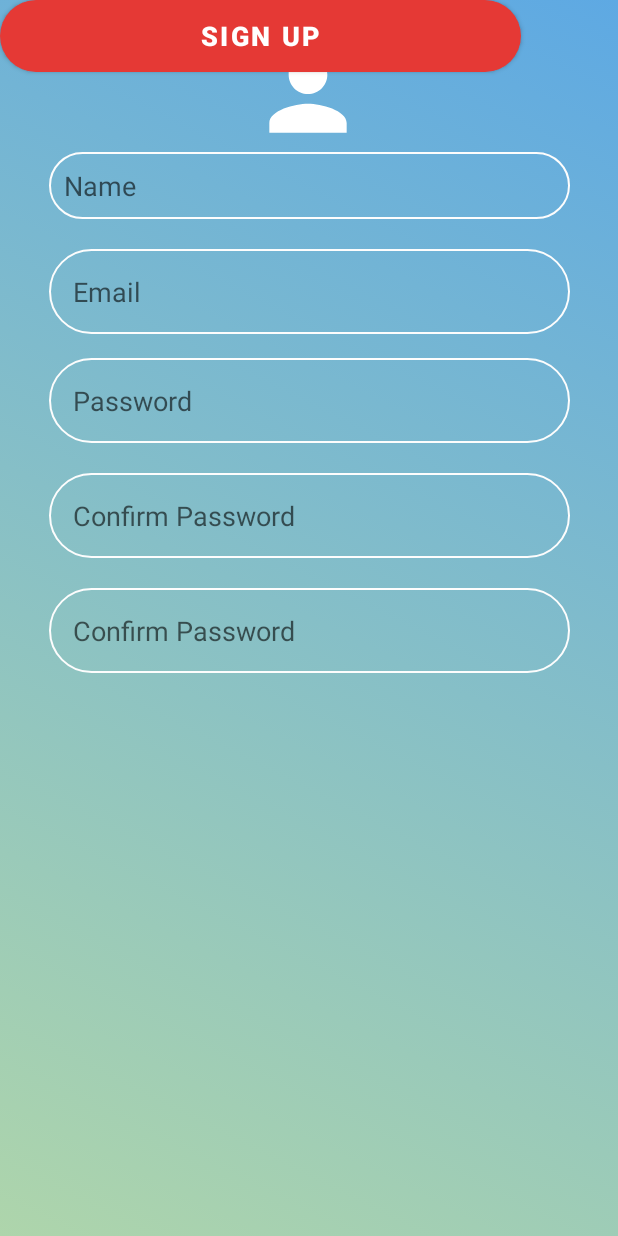
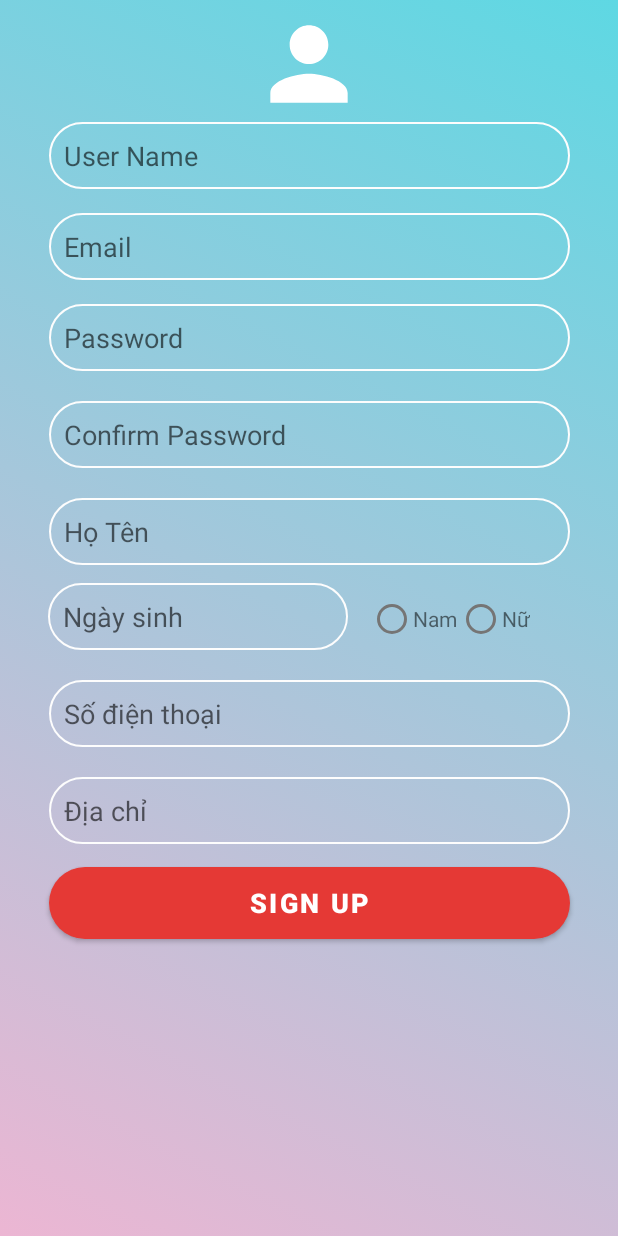
Before and after one commit to appmovie-cdth18d/App_movie, an Android app: the dangky screen opened directly, with no data from a screen before it, on a phone screen of 412 x 824 dp. Run offline under Robolectric (Android 15) with nearby library versions, the phone set to English and light mode, and no system bars; network calls fail; Roboto replaces fonts that are not available here.

Commit message:
sửa giao diện đăng ký

```diff
--- a/app/app/src/main/res/drawable-v24/background.xml
+++ b/app/app/src/main/res/drawable-v24/background.xml
@@ -3,8 +3,8 @@
 <item>
     <shape>
         <gradient
-            android:startColor="#AED5AB"
-            android:endColor="#5EA9E3"
+            android:startColor="#ECB6D3"
+            android:endColor="#5ED8E3"
             android:angle="45"
             />
     </shape>
--- a/app/app/src/main/res/layout/activity_dangky.xml
+++ b/app/app/src/main/res/layout/activity_dangky.xml
@@ -7,40 +7,36 @@
     android:background="@drawable/background"
     tools:context=".giaodien.dangky">
 
-
     <EditText
-        android:id="@+id/inputEmail"
-        android:layout_width="347dp"
-        android:layout_height="wrap_content"
-        android:layout_marginTop="20dp"
-        android:background="@drawable/round_border_signup"
-        android:drawablePadding="16dp"
-        android:ems="10"
-        android:hint="@string/email"
-        android:inputType="textEmailAddress"
-        android:padding="16dp"
-        android:textColor="#FFFFFF"
-        app:layout_constraintEnd_toEndOf="parent"
-        app:layout_constraintStart_toStartOf="parent"
-        app:layout_constraintTop_toBottomOf="@+id/inputName" />
-
-
-    <EditText
-        android:id="@+id/inputName"
+        android:id="@+id/inputUserName"
         android:layout_width="347dp"
         android:layout_height="wrap_content"
 
         android:background="@drawable/round_border_signup"
         android:drawablePadding="16dp"
         android:ems="10"
-        android:hint="@string/name"
-        android:inputType="textEmailAddress"
+        android:hint="@string/username"
+        android:inputType="text"
         android:padding="10dp"
         android:textColor="@android:color/white"
         app:layout_constraintEnd_toEndOf="parent"
         app:layout_constraintStart_toStartOf="parent"
         app:layout_constraintTop_toBottomOf="@+id/imageView" />
-
+    <EditText
+        android:id="@+id/inputEmail"
+        android:layout_width="347dp"
+        android:layout_height="wrap_content"
+        android:layout_marginTop="16dp"
+        android:background="@drawable/round_border_signup"
+        android:drawablePadding="16dp"
+        android:ems="10"
+        android:hint="@string/email"
+        android:inputType="textEmailAddress"
+        android:padding="10dp"
+        android:textColor="#FFFFFF"
+        app:layout_constraintEnd_toEndOf="parent"
+        app:layout_constraintStart_toStartOf="parent"
+        app:layout_constraintTop_toBottomOf="@+id/inputUserName" />
 
     <EditText
         android:id="@+id/inputPassword"
@@ -52,7 +48,7 @@
         android:ems="10"
         android:hint="@string/password"
         android:inputType="textPassword"
-        android:padding="16dp"
+        android:padding="10dp"
         android:textColor="@android:color/white"
         app:layout_constraintEnd_toEndOf="parent"
         app:layout_constraintStart_toStartOf="parent"
@@ -68,47 +64,128 @@
         android:ems="10"
         android:hint="@string/confirmpassword"
         android:inputType="textPassword"
-        android:padding="16dp"
+        android:padding="10dp"
         android:textColor="@android:color/white"
         app:layout_constraintEnd_toEndOf="parent"
         app:layout_constraintStart_toStartOf="parent"
         app:layout_constraintTop_toBottomOf="@+id/inputPassword" />
     <EditText
-        android:id="@+id/input"
+        android:id="@+id/inputName"
         android:layout_width="347dp"
         android:layout_height="wrap_content"
         android:layout_marginTop="20dp"
         android:background="@drawable/round_border_signup"
         android:drawablePadding="16dp"
         android:ems="10"
-        android:hint="@string/confirmpassword"
+        android:hint="@string/name"
         android:inputType="textPassword"
-        android:padding="16dp"
+        android:padding="10dp"
         android:textColor="@android:color/white"
         app:layout_constraintEnd_toEndOf="parent"
         app:layout_constraintStart_toStartOf="parent"
         app:layout_constraintTop_toBottomOf="@+id/inputCFPassword" />
 
+    <EditText
+        android:id="@+id/inputNgaySinh"
+        android:layout_width="200dp"
+        android:layout_height="wrap_content"
+        android:layout_marginTop="12dp"
+        android:background="@drawable/round_border_signup"
+        android:drawablePadding="16dp"
+        android:ems="10"
+        android:hint="@string/date"
+        android:inputType="textPassword"
+        android:padding="10dp"
+        android:textColor="@android:color/white"
+        app:layout_constraintEnd_toEndOf="parent"
+        app:layout_constraintHorizontal_bias="0.151"
+        app:layout_constraintStart_toStartOf="parent"
+        app:layout_constraintTop_toBottomOf="@+id/inputName" />
+
+    <RadioGroup
+        android:layout_width="150dp"
+        android:layout_height="50dp"
+        android:layout_marginStart="13dp"
+        android:layout_marginTop="12dp"
+        android:orientation="horizontal"
+        app:layout_constraintEnd_toEndOf="parent"
+        app:layout_constraintHorizontal_bias="0.0"
+        app:layout_constraintStart_toEndOf="@+id/inputNgaySinh"
+        app:layout_constraintTop_toBottomOf="@+id/inputName">
+
+        <RadioButton
+            android:id="@+id/radioNam"
+            android:layout_width="30dp"
+            android:layout_height="wrap_content" />
+
+        <TextView
+            android:layout_width="wrap_content"
+            android:layout_height="wrap_content"
+            android:text="Nam" />
+
+        <RadioButton
+            android:id="@+id/radioNu"
+            android:layout_width="30dp"
+            android:layout_height="wrap_content" />
+
+        <TextView
+            android:layout_width="wrap_content"
+            android:layout_height="wrap_content"
+            android:text="Nữ" />
+    </RadioGroup>
+
+    <EditText
+        android:id="@+id/inputSDT"
+        android:layout_width="347dp"
+        android:layout_height="wrap_content"
+        android:layout_marginTop="20dp"
+        android:background="@drawable/round_border_signup"
+        android:drawablePadding="16dp"
+        android:ems="10"
+        android:hint="@string/sdt"
+        android:inputType="textPassword"
+        android:padding="10dp"
+        android:textColor="@android:color/white"
+        app:layout_constraintEnd_toEndOf="parent"
+        app:layout_constraintStart_toStartOf="parent"
+        app:layout_constraintTop_toBottomOf="@+id/inputNgaySinh" />
+    <EditText
+        android:id="@+id/inputDiachi"
+        android:layout_width="347dp"
+        android:layout_height="wrap_content"
+        android:layout_marginTop="20dp"
+        android:background="@drawable/round_border_signup"
+        android:drawablePadding="16dp"
+        android:ems="10"
+        android:hint="@string/diachi"
+        android:inputType="textPassword"
+        android:padding="10dp"
+        android:textColor="@android:color/white"
+        app:layout_constraintEnd_toEndOf="parent"
+        app:layout_constraintStart_toStartOf="parent"
+        app:layout_constraintTop_toBottomOf="@+id/inputSDT" />
+
     <Button
         android:id="@+id/btnLogin"
         android:layout_width="347dp"
         android:layout_height="wrap_content"
+        android:layout_marginTop="60dp"
         android:background="@drawable/round_bg"
         android:onClick="SINGUP"
         android:text="@string/signup"
         android:textColor="@android:color/white"
         android:textSize="18sp"
         android:textStyle="bold"
-        tools:layout_editor_absoluteX="32dp"
-        tools:layout_editor_absoluteY="565dp" />
+        app:layout_constraintEnd_toEndOf="parent"
+        app:layout_constraintStart_toStartOf="parent"
+        app:layout_constraintTop_toTopOf="@+id/inputDiachi" />
 
     <ImageView
         android:id="@+id/imageView"
         android:layout_width="121dp"
         android:layout_height="77dp"
-        android:layout_marginTop="24dp"
+        android:layout_marginTop="4dp"
         app:layout_constraintEnd_toEndOf="parent"
-        app:layout_constraintHorizontal_bias="0.497"
         app:layout_constraintStart_toStartOf="parent"
         app:layout_constraintTop_toTopOf="parent"
         app:srcCompat="@drawable/ic_person" />
--- a/app/app/src/main/res/layout/activity_main.xml
+++ b/app/app/src/main/res/layout/activity_main.xml
@@ -49,7 +49,7 @@
         android:layout_width="0dp"
         android:layout_height="wrap_content"
         android:layout_marginStart="32dp"
-        android:layout_marginTop="56dp"
+        android:layout_marginTop="36dp"
         android:layout_marginEnd="32dp"
         android:background="@drawable/round_bg"
         android:text="LOGIN"
@@ -62,7 +62,7 @@
         app:layout_constraintTop_toBottomOf="@+id/inputPassword" />
 
     <TextView
-        android:id="@+id/textView7"
+        android:id="@+id/txtOR"
         android:layout_width="wrap_content"
         android:layout_height="wrap_content"
         android:layout_marginTop="32dp"
@@ -70,7 +70,7 @@
         app:layout_constraintEnd_toEndOf="parent"
         app:layout_constraintHorizontal_bias="0.498"
         app:layout_constraintStart_toStartOf="parent"
-        app:layout_constraintTop_toBottomOf="@+id/forgotPassword" />
+        app:layout_constraintTop_toBottomOf="@+id/btnLogin"/>
 
     <LinearLayout
         android:id="@+id/linearLayout2"
@@ -81,7 +81,7 @@
         android:orientation="horizontal"
         app:layout_constraintEnd_toEndOf="parent"
         app:layout_constraintStart_toStartOf="parent"
-        app:layout_constraintTop_toBottomOf="@+id/textView7">
+        app:layout_constraintTop_toBottomOf="@+id/txtOR">
 
         <ImageView
             android:id="@+id/googleLogin"
@@ -100,24 +100,24 @@
             app:srcCompat="@drawable/facebook" />
     </LinearLayout>
 
-    <TextView
-        android:id="@+id/forgotPassword"
-        android:layout_width="wrap_content"
-        android:layout_height="wrap_content"
-        android:layout_marginTop="12dp"
-        android:text="@string/forgot_password"
-        android:textColor="@color/colorPrimary"
-        android:textSize="18sp"
-        android:textStyle="bold"
-        app:layout_constraintEnd_toEndOf="parent"
-        app:layout_constraintStart_toStartOf="parent"
-        app:layout_constraintTop_toBottomOf="@+id/btnLogin" />
+<!--   <TextView-->
+<!--        android:id="@+id/forgotPassword"-->
+<!--        android:layout_width="wrap_content"-->
+<!--        android:layout_height="wrap_content"-->
+<!--        android:layout_marginTop="12dp"-->
+<!--        android:text="@string/forgot_password"-->
+<!--        android:textColor="@color/colorPrimary"-->
+<!--        android:textSize="18sp"-->
+<!--        android:textStyle="bold"-->
+<!--        app:layout_constraintEnd_toEndOf="parent"-->
+<!--        app:layout_constraintStart_toStartOf="parent"-->
+<!--        app:layout_constraintTop_toBottomOf="@+id/btnLogin" />-->
 
     <TextView
         android:id="@+id/gotoRegister"
         android:layout_width="wrap_content"
         android:layout_height="wrap_content"
-        android:layout_marginTop="32dp"
+        android:layout_marginTop="20dp"
         android:onClick="gotoRegister"
         android:text="New User? Register Now"
         android:textColor="@color/colorPrimary"
--- a/app/app/src/main/res/values/strings.xml
+++ b/app/app/src/main/res/values/strings.xml
@@ -70,9 +70,9 @@
     <string name="quaylaithongtinkhachhang">QuayLaiThongTinKhachHang</string>
     <string name="m_n_h_nh">Màn Hình</string>
     <string name="top_icon">TOP ICON</string>
-    <string name="name">Name</string>
+    <string name="name">Họ Tên</string>
     <string name="email">Email</string>
-    <string name="username">Username</string>
+    <string name="username">User Name</string>
     <string name="date">Ngày sinh</string>
     <string name="phai">Giới tính</string>
     <string name="sdt">Số điện thoại</string>
```
